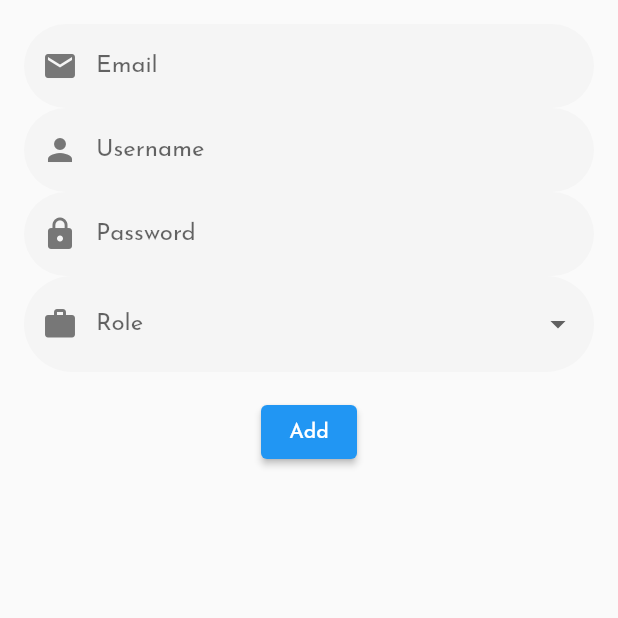
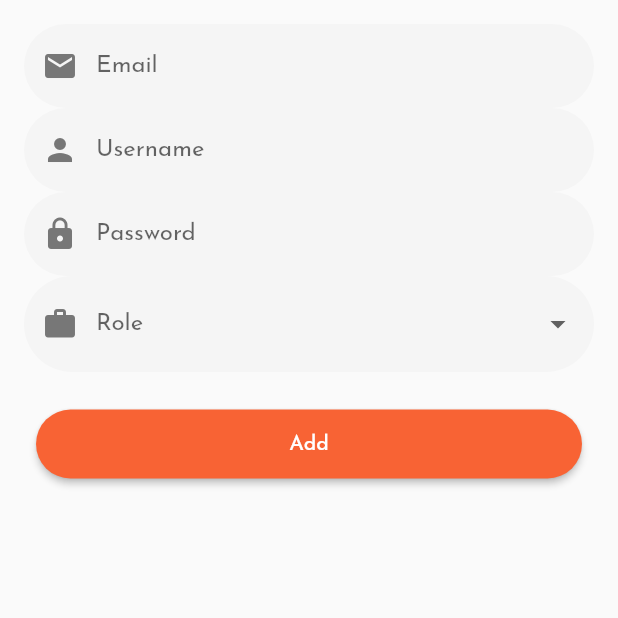
Before and after one commit to Houdalar/Septeo_transport, a Flutter app: the AddOrUpdateUserSheet screen opened directly, on a phone screen of 412 x 824 dp, the top half of it. Run offline on Flutter 3.47's test engine with Material 2 defaults, Android fonts, the phone set to English and light mode, and no system bars; our stand-ins replace email_validator, firebase_core, firebase_messaging, flutter_dotenv, flutter_local_notifications, flutter_map and 8 more; missing offline and left inert: flutter_polyline_points, place_picker; accounts and stored records are empty.

Commit message:
get user bug fixed

```diff
--- a/lib/view/screens/admin/user/add_update_user_sheet.dart
+++ b/lib/view/screens/admin/user/add_update_user_sheet.dart
@@ -65,19 +65,19 @@ class _AddOrUpdateUserSheetState extends State<AddOrUpdateUserSheet> {
     if (_formKey.currentState!.validate()) {
       if (widget.user != null) {
         await context.read<UserViewModel>().updateUser(
-          id : widget.user!.id,
-          email:emailController.text,
-         username: usernameController.text,
-          password :passwordController.text,
-          role:_selectedRole!,
-        );
+              id: widget.user!.id,
+              email: emailController.text,
+              username: usernameController.text,
+              password: passwordController.text,
+              role: _selectedRole!,
+            );
       } else {
         await context.read<UserViewModel>().createUser(
-          email :emailController.text,
-          password :usernameController.text,
-          username : passwordController.text,
-          role :_selectedRole!,
-        );
+              email: emailController.text,
+              password: usernameController.text,
+              username: passwordController.text,
+              role: _selectedRole!,
+            );
       }
       Navigator.pop(context);
     }
@@ -102,8 +102,8 @@ class _AddOrUpdateUserSheetState extends State<AddOrUpdateUserSheet> {
                     const Icon(Icons.lock, color: AppColors.auxiliaryGrey)),
                 DropdownButtonFormField<String>(
                   value: _selectedRole,
-                  items:
-                      <String>['Admin', 'Employee', 'Driver'].map((String value) {
+                  items: <String>['Admin', 'Employee', 'Driver']
+                      .map((String value) {
                     return DropdownMenuItem<String>(
                       value: value,
                       child: Text(value),
@@ -130,9 +130,20 @@ class _AddOrUpdateUserSheetState extends State<AddOrUpdateUserSheet> {
                   ),
                 ),
                 const SizedBox(height: 16.0),
-                ElevatedButton(
-                  onPressed: _handleUserAction,
-                  child: Text(widget.user != null ? 'Update' : 'Add'),
+                Container(
+                  padding: const EdgeInsets.all(8.0),
+                  width: double.infinity,
+                  child: ElevatedButton(
+                    onPressed: _handleUserAction,
+                    style: ElevatedButton.styleFrom(
+                      backgroundColor: AppColors.primaryOrange,
+                      shape: RoundedRectangleBorder(
+                        borderRadius: BorderRadius.circular(32.0),
+                      ),
+                      padding: const EdgeInsets.all(16.0),
+                    ),
+                    child: Text(widget.user != null ? 'Update' : 'Add'),
+                  ),
                 ),
               ],
             ),
```
Also changed, not shown: lib/viewmodel/user_services.dart (+7 -1 lines).
